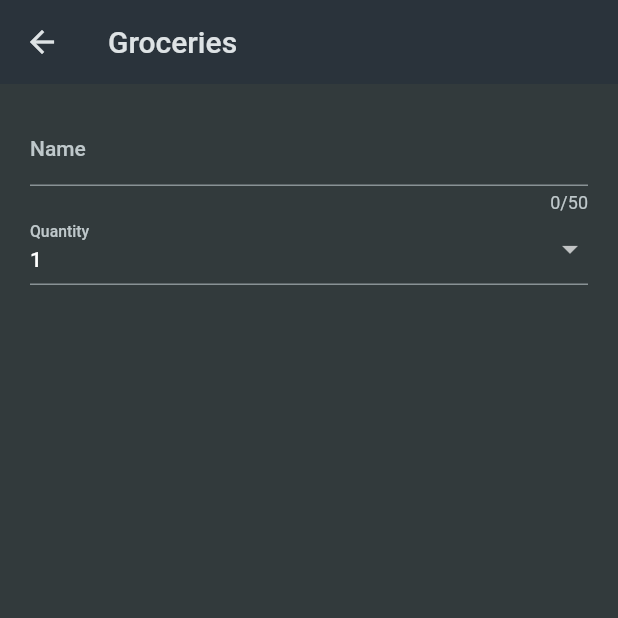
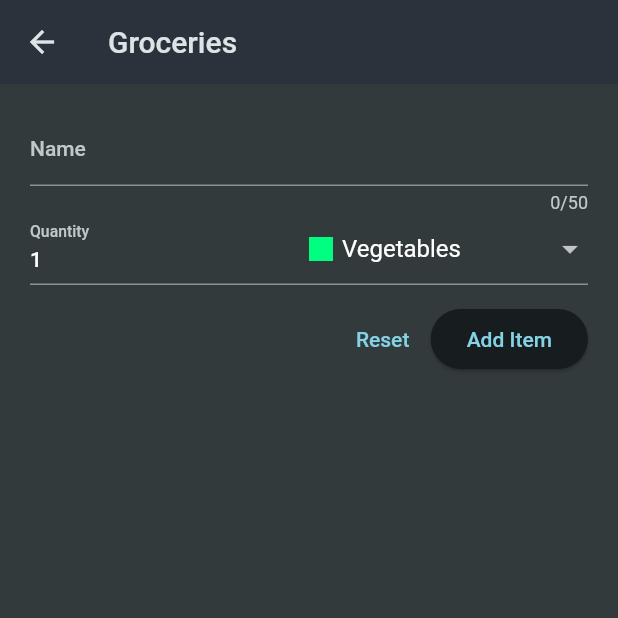
Before and after one commit to pranaypatel512/flutter_form_app, a Flutter app: the screen it shows after launch, after a tap on the "add" icon, on a phone screen of 412 x 824 dp, the top half of it. Run offline on Flutter 3.47's test engine with Material 2 defaults, Android fonts, the phone set to English and light mode, and no system bars.

Commit message:
Add item functionality

```diff
--- a/lib/screens/grocery_list.dart
+++ b/lib/screens/grocery_list.dart
@@ -1,5 +1,6 @@
 import 'package:flutter/material.dart';
 import 'package:flutter_form_app/data/dummy_items.dart';
+import 'package:flutter_form_app/data/grocery_item.dart';
 import 'package:flutter_form_app/screens/new_item.dart';
 
 class GroceryList extends StatefulWidget {
@@ -10,34 +11,46 @@ class GroceryList extends StatefulWidget {
 }
 
 class _GroceryListState extends State<GroceryList> {
+  List<GroceryItem> _groceryList = [];
   @override
   Widget build(BuildContext context) {
-    return Scaffold(
-      appBar: AppBar(
-        title: const Text('Groceries'),
-        actions: [
-          IconButton(
-              onPressed: () {
-                Navigator.of(context).push(
-                    MaterialPageRoute(builder: (builder) => NewItemScreen()));
-              },
-              icon: Icon(Icons.add))
-        ],
-      ),
-      body: ListView.builder(
+    Widget content = const Center(
+      child: Text('There is no task data'),
+    );
+    if (_groceryList.isNotEmpty) {
+      content = ListView.builder(
         itemBuilder: (context, index) {
           return ListTile(
-            trailing: Text(groceryItems[index].quantity.toString()),
+            trailing: Text(_groceryList[index].quantity.toString()),
             leading: Container(
               width: 24,
               height: 24,
-              color: groceryItems[index].category.color,
+              color: _groceryList[index].category.color,
             ),
-            title: Text(groceryItems[index].name),
+            title: Text(_groceryList[index].name),
           );
         },
-        itemCount: groceryItems.length,
-      ),
-    );
+        itemCount: _groceryList.length,
+      );
+    }
+    return Scaffold(
+        appBar: AppBar(
+          title: const Text('Groceries'),
+          actions: [
+            IconButton(
+                onPressed: () async {
+                  final newItem = await Navigator.of(context).push<GroceryItem>(
+                      MaterialPageRoute(builder: (builder) => NewItemScreen()));
+                  if (newItem == null) {
+                    return;
+                  }
+                  setState(() {
+                    _groceryList.add(newItem);
+                  });
+                },
+                icon: Icon(Icons.add))
+          ],
+        ),
+        body: content);
   }
 }
--- a/lib/screens/new_item.dart
+++ b/lib/screens/new_item.dart
@@ -1,5 +1,7 @@
 import 'package:flutter/material.dart';
 import 'package:flutter_form_app/data/categories.dart';
+import 'package:flutter_form_app/data/grocery_item.dart';
+import 'package:flutter_form_app/models/category.dart';
 
 class NewItemScreen extends StatefulWidget {
   const NewItemScreen({super.key});
@@ -9,6 +11,20 @@ class NewItemScreen extends StatefulWidget {
 }
 
 class _NewItemScreenState extends State<NewItemScreen> {
+  final _forsState = GlobalKey<FormState>();
+  var _enteredName = '';
+  var _enteredQuantity = 1;
+  var _selectedCategory = categories[Categories.vegetables]!;
+
+  void _saveItem() {
+    if (_forsState.currentState!.validate()) {
+      _forsState.currentState!.save();
+      Navigator.of(context).pop(GroceryItem(id: DateTime.now().toString(),
+      name: _enteredName, quantity: _enteredQuantity,
+       category: _selectedCategory));
+    }
+  }
+
   @override
   Widget build(BuildContext context) {
     return Scaffold(
@@ -16,6 +32,7 @@ class _NewItemScreenState extends State<NewItemScreen> {
         body: Padding(
           padding: EdgeInsets.all(20),
           child: Form(
+              key: _forsState,
               child: Column(
                 children: [
                   TextFormField(
@@ -24,7 +41,16 @@ class _NewItemScreenState extends State<NewItemScreen> {
                       label: Text('Name'),
                     ),
                     validator: (value) {
-                  return 'Demo';
+                      if (value == null ||
+                          value.isEmpty ||
+                          value.trim().length <= 1 ||
+                          value.trim().length > 50) {
+                        return 'Must be between 1 and 50 characters.';
+                      }
+                      return null;
+                    },
+                    onSaved: (newValue) {
+                      _enteredName = newValue!;
                     },
                   ),
                   Row(
@@ -33,11 +59,25 @@ class _NewItemScreenState extends State<NewItemScreen> {
                       Expanded(
                         child: TextFormField(
                           initialValue: '1',
+                          keyboardType: TextInputType.number,
                           decoration: InputDecoration(label: Text('Quantity')),
+                          validator: (value) {
+                            if (value == null ||
+                                value.isEmpty ||
+                                int.tryParse(value) == null ||
+                                int.tryParse(value)! <= 0) {
+                              return 'Must be between a valid positive number';
+                            }
+                            return null;
+                          },
+                          onSaved: (newValue) {
+                            _enteredQuantity = int.parse(newValue!);
+                          },
                         ),
                       ),
                       Expanded(
                         child: DropdownButtonFormField(
+                          value: _selectedCategory,
                           items: [
                             for (final category in categories.entries)
                               DropdownMenuItem(
@@ -56,9 +96,28 @@ class _NewItemScreenState extends State<NewItemScreen> {
                                     ],
                                   ))
                           ],
-                      onChanged: (value) {},
+                          onChanged: (value) {
+                            setState(() {
+                              _selectedCategory = value!;
+                            });
+                          },
                         ),
                       )
+                    ],
+                  ),
+                  SizedBox(
+                    height: 12,
+                  ),
+                  Row(
+                    mainAxisAlignment: MainAxisAlignment.end,
+                    children: [
+                      TextButton(
+                          onPressed: () {
+                            _forsState.currentState?.reset();
+                          },
+                          child: Text('Reset')),
+                      ElevatedButton(
+                          onPressed: _saveItem, child: Text('Add Item'))
                     ],
                   )
                 ],
```
Lines whose indentation alone changed are shown as unchanged.
